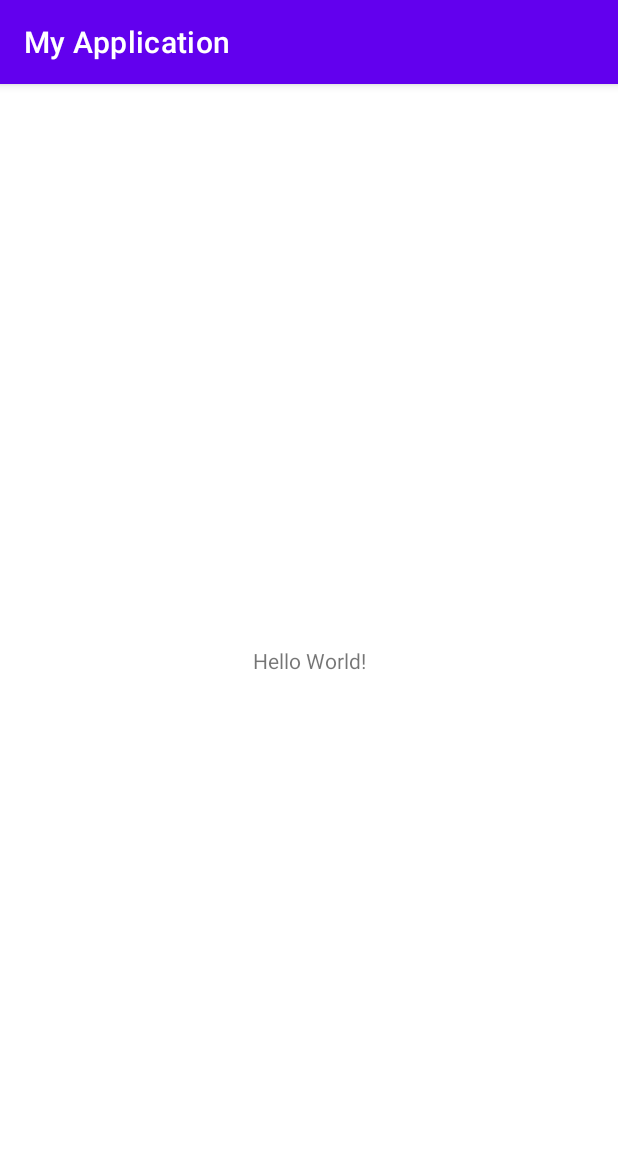
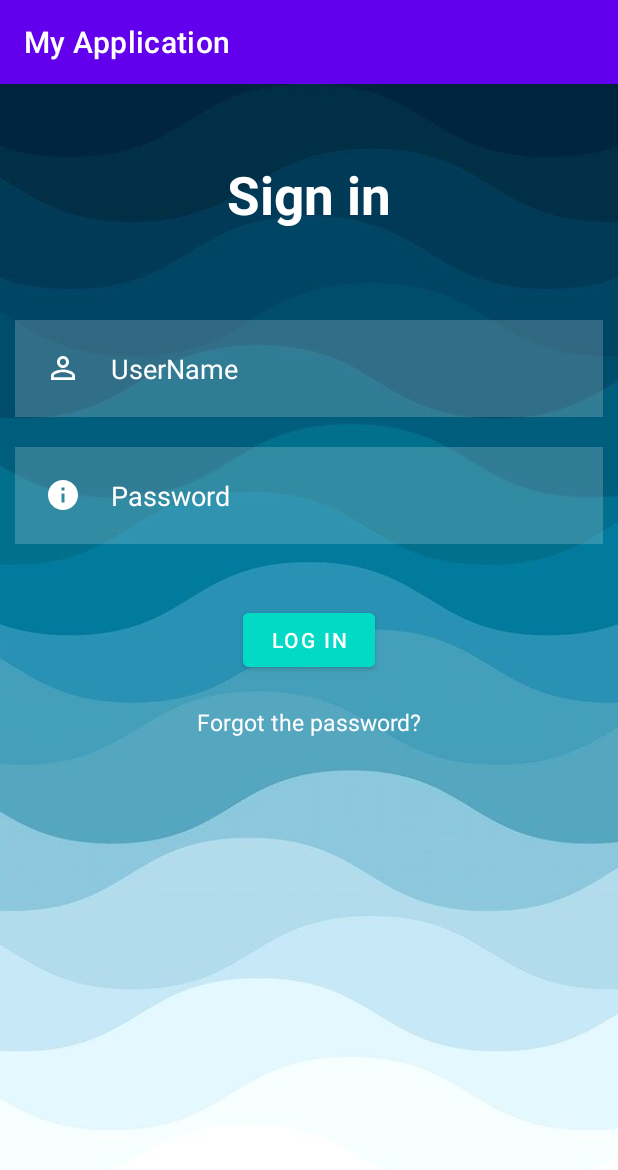
Before and after one commit to Menghanyyy/assignment_2, an Android app: the screen it shows after launch (MainActivity), on a phone screen of 412 x 824 dp. Shown: the top 1170 px of the screen. Run offline under Robolectric (Android 15) with nearby library versions, the phone set to English and light mode, and no system bars.

Commit message:
finished the UI design for the login page and the function

```diff
--- a/app/src/main/java/com/example/myapplication/MainActivity.java
+++ b/app/src/main/java/com/example/myapplication/MainActivity.java
@@ -6,8 +6,12 @@ import androidx.appcompat.app.AppCompatActivity;
 import android.os.Build;
 import android.os.Bundle;
 import android.util.Log;
+import android.view.View;
+import android.widget.TextView;
+import android.widget.Toast;
 
 import com.example.myapplication.component.*;
+import com.google.android.material.button.MaterialButton;
 
 public class MainActivity extends AppCompatActivity {
 
@@ -15,6 +19,22 @@ public class MainActivity extends AppCompatActivity {
     protected void onCreate(Bundle savedInstanceState) {
         super.onCreate(savedInstanceState);
         setContentView(R.layout.activity_main);
+
+        TextView username = (TextView)findViewById(R.id.userName);
+        TextView password = (TextView)findViewById(R.id.password);
+
+        MaterialButton loginBt= (MaterialButton)findViewById(R.id.signInButton);
+        loginBt.setOnClickListener(new View.OnClickListener() {
+            @Override
+            public void onClick(View view) {
+                if (username.getText().toString().equals("admin") &&
+                        password.getText().toString().equals("123")){
+                    Toast.makeText(MainActivity.this, "Successful Login", Toast.LENGTH_LONG).show();
+                }else{
+                    Toast.makeText(MainActivity.this, "Failed Login", Toast.LENGTH_LONG).show();
+                }
+            }
+        });
     }
 
     @RequiresApi(api = Build.VERSION_CODES.O)
--- /dev/null
+++ b/app/src/main/res/drawable/baseline_info_24.xml
@@ -0,0 +1,5 @@
+<vector android:height="24dp" android:tint="#FFFFFF"
+    android:viewportHeight="24" android:viewportWidth="24"
+    android:width="24dp" xmlns:android="http://schemas.android.com/apk/res/android">
+    <path android:fillColor="@android:color/white" android:pathData="M12,2C6.48,2 2,6.48 2,12s4.48,10 10,10 10,-4.48 10,-10S17.52,2 12,2zM13,17h-2v-6h2v6zM13,9h-2L11,7h2v2z"/>
+</vector>
--- /dev/null
+++ b/app/src/main/res/drawable/baseline_person_outline_24.xml
@@ -0,0 +1,5 @@
+<vector android:height="24dp" android:tint="#FFFFFF"
+    android:viewportHeight="24" android:viewportWidth="24"
+    android:width="24dp" xmlns:android="http://schemas.android.com/apk/res/android">
+    <path android:fillColor="@android:color/white" android:pathData="M12,5.9c1.16,0 2.1,0.94 2.1,2.1s-0.94,2.1 -2.1,2.1S9.9,9.16 9.9,8s0.94,-2.1 2.1,-2.1m0,9c2.97,0 6.1,1.46 6.1,2.1v1.1L5.9,18.1L5.9,17c0,-0.64 3.13,-2.1 6.1,-2.1M12,4C9.79,4 8,5.79 8,8s1.79,4 4,4 4,-1.79 4,-4 -1.79,-4 -4,-4zM12,13c-2.67,0 -8,1.34 -8,4v3h16v-3c0,-2.66 -5.33,-4 -8,-4z"/>
+</vector>
--- a/app/src/main/res/layout/activity_main.xml
+++ b/app/src/main/res/layout/activity_main.xml
@@ -1,18 +1,76 @@
 <?xml version="1.0" encoding="utf-8"?>
-<androidx.constraintlayout.widget.ConstraintLayout xmlns:android="http://schemas.android.com/apk/res/android"
+<RelativeLayout xmlns:android="http://schemas.android.com/apk/res/android"
     xmlns:app="http://schemas.android.com/apk/res-auto"
     xmlns:tools="http://schemas.android.com/tools"
     android:layout_width="match_parent"
     android:layout_height="match_parent"
+    android:background="@drawable/background1"
     tools:context=".MainActivity">
 
+
     <TextView
+        android:id="@+id/SignIn"
+        android:layout_width="match_parent"
+        android:layout_height="wrap_content"
+        android:text="Sign in"
+        android:textColor="@color/white"
+        android:textSize="35dp"
+        android:textStyle="bold"
+        android:layout_margin="50dp"
+        android:gravity="center_horizontal"/>
+
+    <EditText
+        android:layout_width="match_parent"
+        android:layout_height="wrap_content"
+        android:id="@+id/userName"
+        android:background="#30ffffff"
+        android:layout_below="@+id/SignIn"
+        android:hint="UserName"
+        android:textColorHint="@color/white"
+        android:textColor="@color/white"
+        android:layout_margin="10dp"
+        android:padding="20dp"
+        android:drawableLeft="@drawable/baseline_person_outline_24"
+        android:drawablePadding="20dp"/>
+
+    <EditText
+        android:layout_width="match_parent"
+        android:layout_height="wrap_content"
+        android:id="@+id/password"
+        android:background="#30ffffff"
+        android:layout_below="@+id/userName"
+        android:hint="Password"
+        android:textColorHint="@color/white"
+        android:textColor="@color/white"
+        android:layout_margin="10dp"
+        android:padding="20dp"
+        android:drawableLeft="@drawable/baseline_info_24"
+        android:drawablePadding="20dp"/>
+
+    <com.google.android.material.button.MaterialButton
+        android:id="@+id/signInButton"
         android:layout_width="wrap_content"
         android:layout_height="wrap_content"
-        android:text="Hello World!"
-        app:layout_constraintBottom_toBottomOf="parent"
-        app:layout_constraintLeft_toLeftOf="parent"
-        app:layout_constraintRight_toRightOf="parent"
-        app:layout_constraintTop_toTopOf="parent" />
+        android:layout_below="@+id/password"
+        android:layout_marginStart="10dp"
+        android:layout_marginTop="30dp"
+        android:layout_marginEnd="10dp"
+        android:layout_marginBottom="10dp"
+        android:backgroundTint="@color/teal_200"
+        android:text="Log In"
+        android:layout_centerHorizontal="true"/>
 
-</androidx.constraintlayout.widget.ConstraintLayout>
+    <TextView
+        android:id="@+id/forget"
+        android:layout_width="match_parent"
+        android:layout_height="wrap_content"
+        android:text="Forgot the password?"
+        android:textColor="@color/white"
+        android:textSize="15dp"
+        android:textStyle="normal"
+        android:layout_margin="10dp"
+        android:gravity="center_horizontal"
+        android:layout_below="@+id/signInButton"
+        />
+
+</RelativeLayout>
```
Also changed, not shown: app/src/main/res/drawable-v24/background.jpg (added), app/src/main/res/drawable-v24/background1.jpeg (added), app/src/main/res/drawable-v24/logo.png (added).
